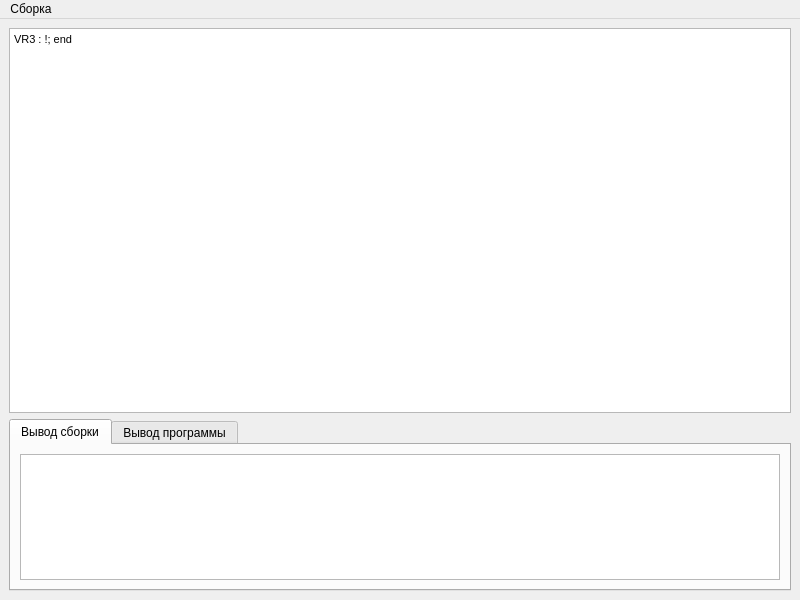
Max1mu5/Compiler, file Code/mainwindow.ui: the form before one commit.
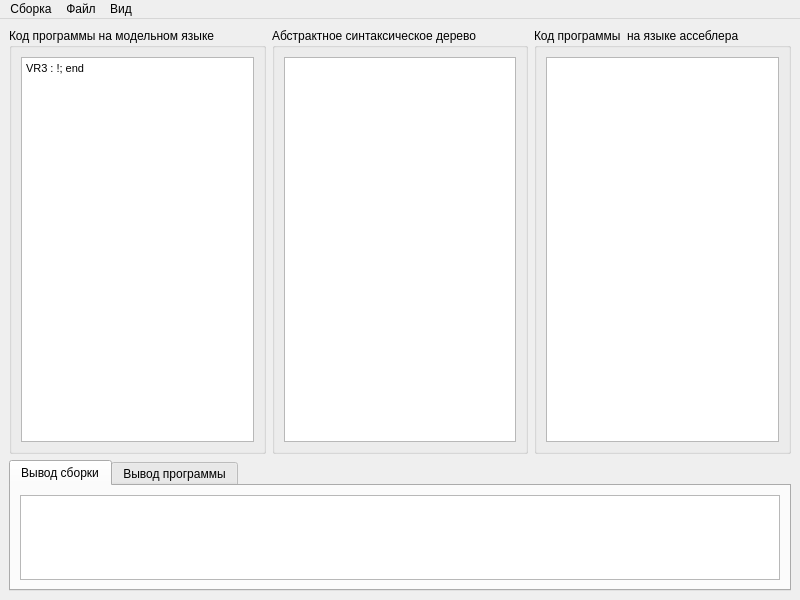
The form after the commit.

Diff of the .ui file:
```diff
--- a/Code/mainwindow.ui
+++ b/Code/mainwindow.ui
@@ -15,7 +15,7 @@
   </property>
   <widget class="QWidget" name="centralwidget">
    <layout class="QGridLayout" name="gridLayout">
-    <item row="1" column="0">
+    <item row="2" column="0">
      <widget class="QTabWidget" name="tabWidget">
       <property name="maximumSize">
        <size>
@@ -55,6 +55,14 @@
      </widget>
     </item>
     <item row="0" column="0">
+     <layout class="QHBoxLayout" name="horizontalLayout">
+      <item>
+       <widget class="QGroupBox" name="groupBox">
+        <property name="title">
+         <string>Код программы на модельном языке</string>
+        </property>
+        <layout class="QGridLayout" name="gridLayout_4">
+         <item row="0" column="0">
      <widget class="QTextEdit" name="codeEdit">
       <property name="minimumSize">
        <size>
@@ -73,6 +81,35 @@
     </item>
    </layout>
   </widget>
+      </item>
+      <item>
+       <widget class="QGroupBox" name="groupBox_2">
+        <property name="title">
+         <string>Абстрактное синтаксическое дерево</string>
+        </property>
+        <layout class="QGridLayout" name="gridLayout_5">
+         <item row="0" column="0">
+          <widget class="QTextEdit" name="ABSTree"/>
+         </item>
+        </layout>
+       </widget>
+      </item>
+      <item>
+       <widget class="QGroupBox" name="groupBox_3">
+        <property name="title">
+         <string>Код программы  на языке ассеблера</string>
+        </property>
+        <layout class="QGridLayout" name="gridLayout_6">
+         <item row="0" column="0">
+          <widget class="QTextEdit" name="NASMCode"/>
+         </item>
+        </layout>
+       </widget>
+      </item>
+     </layout>
+    </item>
+   </layout>
+  </widget>
   <widget class="QMenuBar" name="menubar">
    <property name="enabled">
     <bool>true</bool>
@@ -92,8 +129,24 @@
     <addaction name="action"/>
     <addaction name="action_2"/>
     <addaction name="action_3"/>
+    <addaction name="separator"/>
+    <addaction name="action_5"/>
+    <addaction name="action_4"/>
+   </widget>
+   <widget class="QMenu" name="menu_2">
+    <property name="title">
+     <string>Файл</string>
+    </property>
+   </widget>
+   <widget class="QMenu" name="menu_3">
+    <property name="title">
+     <string>Вид</string>
+    </property>
+    <addaction name="action_6"/>
    </widget>
    <addaction name="menu"/>
+   <addaction name="menu_2"/>
+   <addaction name="menu_3"/>
   </widget>
   <action name="action">
    <property name="text">
```
Left out of the diff: 17 changed lines with no effect on the pictures. Lines whose indentation alone changed are shown as unchanged.
